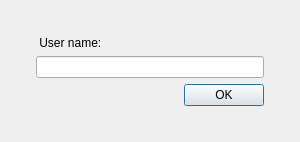
First picture: the form in src/Common/gui/UserNameDialog.ui, repository elieserdejesus/JamTaba, before the edit.
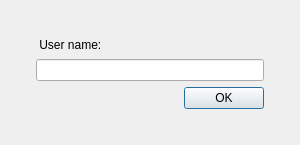
Second picture: the form after the edit. Custom widgets are drawn as their Qt base class.

Diff of the .ui file:
```diff
--- a/src/Common/gui/UserNameDialog.ui
+++ b/src/Common/gui/UserNameDialog.ui
@@ -10,7 +10,7 @@
     <x>0</x>
     <y>0</y>
     <width>300</width>
-    <height>140</height>
+    <height>145</height>
    </rect>
   </property>
   <property name="sizePolicy">
```
Left out of the diff: 2 changed lines with no effect on the pictures.
